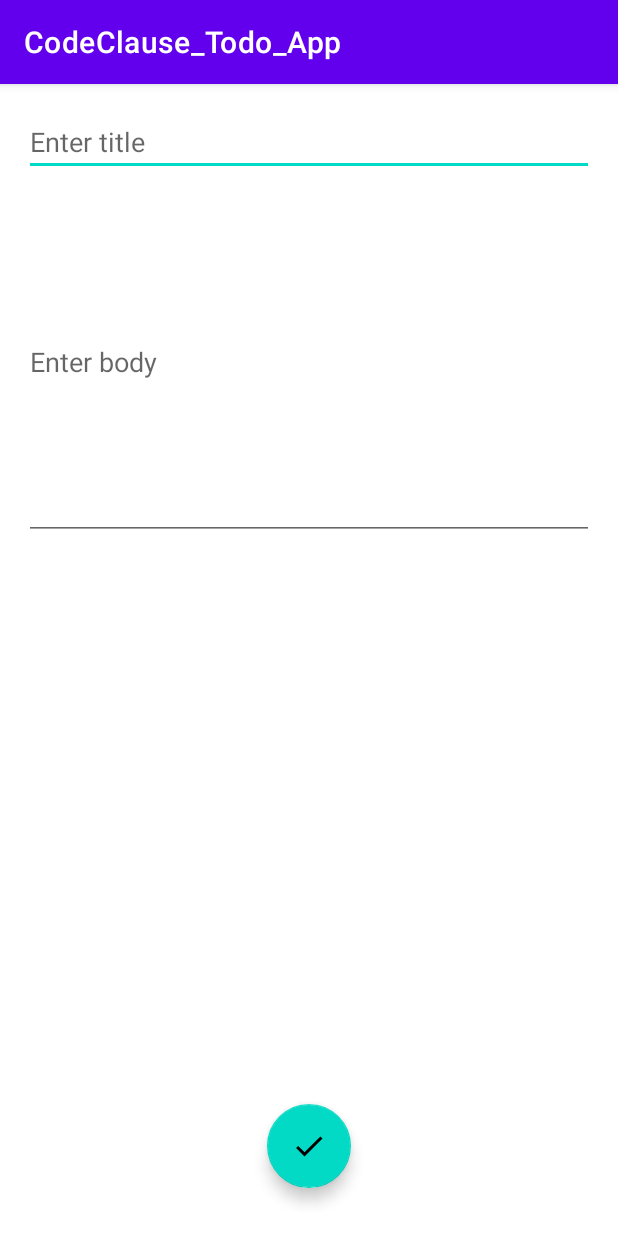
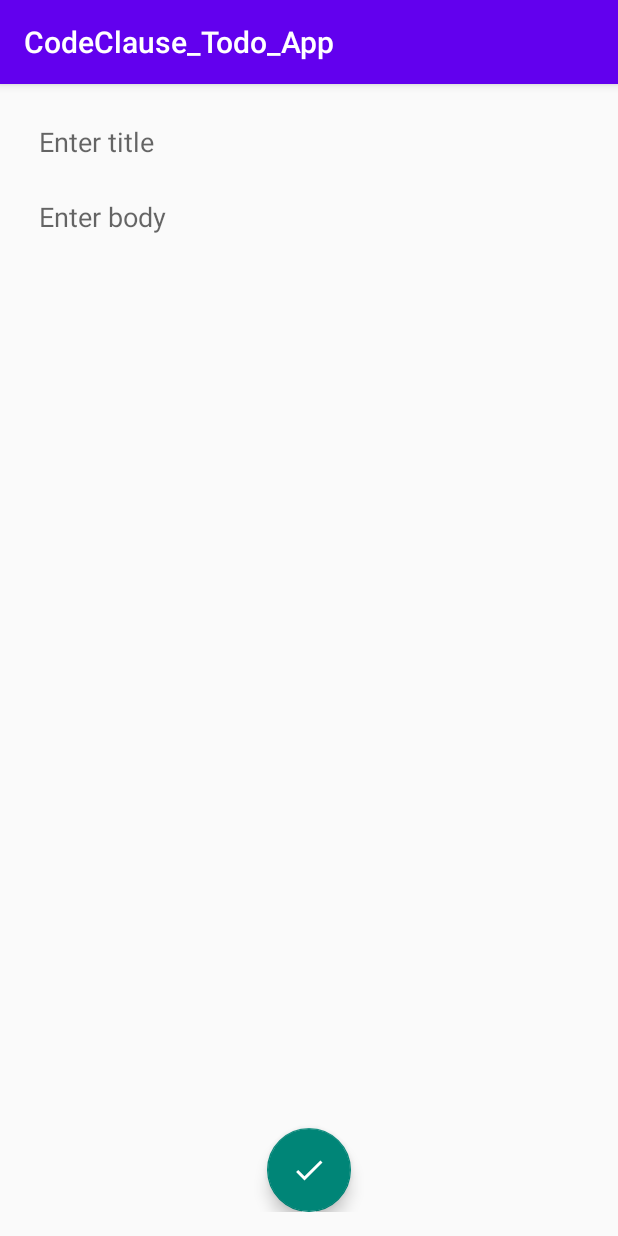
Before and after one commit to mouss3abbb/CodeClause_Todo_App, an Android app: the screen it shows after launch (NewTodoActivity), after a tap on an icon or button, on a phone screen of 412 x 824 dp. Run offline under Robolectric (Android 15) with nearby library versions, the phone set to English and light mode, and no system bars; our stand-ins replace Dagger/Hilt's generated code, Room's generated code, data binding.

Commit message:
Completed new todo activity

```diff
--- a/app/src/main/java/com/example/codeclause_todo_app/AppModule.kt
+++ b/app/src/main/java/com/example/codeclause_todo_app/AppModule.kt
@@ -1,6 +1,9 @@
 package com.example.codeclause_todo_app
 
+import android.app.Application
+import androidx.room.Room
 import dagger.Module
+import dagger.Provides
 import dagger.hilt.InstallIn
 import dagger.hilt.components.SingletonComponent
 import javax.inject.Singleton
@@ -9,4 +12,9 @@ import javax.inject.Singleton
 @InstallIn(SingletonComponent::class)
 object AppModule {
 
+
+    @Singleton
+    @Provides
+    fun provideDao(app:Application): TodoDao = Room.databaseBuilder(app.applicationContext,TodoDatabase::class.java,"todo_db").build().getDao()
+
 }
--- a/app/src/main/java/com/example/codeclause_todo_app/MainActivity.kt
+++ b/app/src/main/java/com/example/codeclause_todo_app/MainActivity.kt
@@ -3,18 +3,46 @@ package com.example.codeclause_todo_app
 import androidx.appcompat.app.AppCompatActivity
 import android.os.Bundle
 import androidx.activity.viewModels
+import androidx.core.view.get
+import androidx.recyclerview.widget.ItemTouchHelper
+import androidx.recyclerview.widget.RecyclerView
 import com.example.codeclause_todo_app.databinding.ActivityMainBinding
 import dagger.hilt.android.AndroidEntryPoint
+import kotlinx.coroutines.runBlocking
+import javax.inject.Inject
 
 @AndroidEntryPoint
 class MainActivity : AppCompatActivity() {
     private lateinit var binding: ActivityMainBinding
     private val viewModel: MainViewModel by viewModels()
+    @Inject
+    lateinit var db: TodoDao
     override fun onCreate(savedInstanceState: Bundle?) {
         super.onCreate(savedInstanceState)
         binding = ActivityMainBinding.inflate(layoutInflater)
         setContentView(binding.root)
         binding.viewModel = viewModel
+        viewModel.todoListLiveData.observe(this){
+            binding.todoRv.adapter = TodoAdapter(it)
+        }
+        ItemTouchHelper(object : ItemTouchHelper.SimpleCallback(0,ItemTouchHelper.LEFT){
+            override fun onMove(
+                recyclerView: RecyclerView,
+                viewHolder: RecyclerView.ViewHolder,
+                target: RecyclerView.ViewHolder
+            ): Boolean = false
+
+            override fun onSwiped(viewHolder: RecyclerView.ViewHolder, direction: Int) {
+                val todo = viewModel.todoListLiveData.value?.get(viewHolder.adapterPosition)
+                viewModel.todoListLiveData.value?.removeAt(viewHolder.adapterPosition)
+                binding.todoRv.adapter?.notifyItemRemoved(viewHolder.adapterPosition)
+                runBlocking {
+                    if (todo != null) {
+                        db.deleteTodo(todo.title, todo.body)
+                    }
+                }
+            }
+        }).attachToRecyclerView(binding.todoRv)
 
     }
 }
--- a/app/src/main/java/com/example/codeclause_todo_app/MainViewModel.kt
+++ b/app/src/main/java/com/example/codeclause_todo_app/MainViewModel.kt
@@ -2,13 +2,24 @@ package com.example.codeclause_todo_app
 
 import android.app.Application
 import android.content.Intent
+import androidx.lifecycle.LiveData
 import androidx.lifecycle.MutableLiveData
 import androidx.lifecycle.ViewModel
 import dagger.hilt.android.lifecycle.HiltViewModel
+import kotlinx.coroutines.runBlocking
 import javax.inject.Inject
 
 @HiltViewModel
-class MainViewModel @Inject constructor(val app: Application): ViewModel() {
+class MainViewModel @Inject constructor(val app: Application, val db: TodoDao): ViewModel() {
+
+    val todoListLiveData = MutableLiveData<MutableList<Todo>>()
+
+    init {
+        runBlocking {
+            todoListLiveData.value = db.showAllTodos()
+            todoListLiveData.value!!.reverse()
+        }
+    }
     fun addNewTodo(){
         app.startActivity(
             Intent(app,NewTodoActivity::class.java).addFlags(Intent.FLAG_ACTIVITY_NEW_TASK)
--- a/app/src/main/java/com/example/codeclause_todo_app/NewTodoActivity.kt
+++ b/app/src/main/java/com/example/codeclause_todo_app/NewTodoActivity.kt
@@ -1,14 +1,27 @@
 package com.example.codeclause_todo_app
 
+import android.graphics.PorterDuff
+import android.os.Build
 import androidx.appcompat.app.AppCompatActivity
 import android.os.Bundle
+import androidx.activity.viewModels
+import androidx.annotation.RequiresApi
+import androidx.core.view.marginTop
 import com.example.codeclause_todo_app.databinding.ActivityNewTodoBinding
+import dagger.hilt.android.AndroidEntryPoint
+import kotlinx.android.synthetic.main.activity_new_todo.*
 
+@AndroidEntryPoint
 class NewTodoActivity : AppCompatActivity() {
     private lateinit var binding: ActivityNewTodoBinding
+    private val viewModel: NewTodoViewModel by viewModels()
     override fun onCreate(savedInstanceState: Bundle?) {
         super.onCreate(savedInstanceState)
         binding = ActivityNewTodoBinding.inflate(layoutInflater)
         setContentView(binding.root)
+        binding.viewModel = viewModel
+        viewModel.titleEt = binding.titleEt
+        viewModel.bodyEt = binding.bodyEt
+
     }
 }
--- /dev/null
+++ b/app/src/main/java/com/example/codeclause_todo_app/NewTodoViewModel.kt
@@ -0,0 +1,51 @@
+package com.example.codeclause_todo_app
+
+import android.annotation.SuppressLint
+import android.app.Application
+import android.content.Intent
+import android.media.Image
+import android.os.Build
+import android.text.TextUtils
+import android.view.View
+import android.widget.Button
+import android.widget.EditText
+import android.widget.ImageView
+import android.widget.Toast
+import androidx.annotation.RequiresApi
+import androidx.cardview.widget.CardView
+import androidx.lifecycle.MutableLiveData
+import androidx.lifecycle.ViewModel
+import dagger.hilt.android.lifecycle.HiltViewModel
+import kotlinx.android.synthetic.main.activity_new_todo.view.*
+import kotlinx.coroutines.runBlocking
+import javax.inject.Inject
+
+@HiltViewModel
+class NewTodoViewModel @Inject constructor(val app: Application, private val db: TodoDao): ViewModel() {
+
+    @SuppressLint("StaticFieldLeak")
+    lateinit var titleEt: EditText
+    @SuppressLint("StaticFieldLeak")
+    lateinit var bodyEt: EditText
+
+
+    fun done(){
+        if(titleEt.text.toString().isEmpty()){
+            Toast.makeText(app,"Please provide title",Toast.LENGTH_SHORT).show()
+            return
+        }
+        Toast.makeText(app,"Added new todo",Toast.LENGTH_SHORT).show()
+        runBlocking {
+            db.addTodo(
+                Todo(
+                    titleEt.text.toString(),
+                    bodyEt.text.toString()
+                )
+            )
+        }
+
+        app.startActivity(
+            Intent(app.applicationContext,MainActivity::class.java).addFlags(Intent.FLAG_ACTIVITY_CLEAR_TOP)
+        )
+    }
+}
--- a/app/src/main/java/com/example/codeclause_todo_app/TodoAdapter.kt
+++ b/app/src/main/java/com/example/codeclause_todo_app/TodoAdapter.kt
@@ -24,4 +24,5 @@ class TodoAdapter(private val dataSet: List<Todo>): RecyclerView.Adapter<TodoAda
     }
 
     override fun getItemCount(): Int = dataSet.size
+
 }
--- /dev/null
+++ b/app/src/main/java/com/example/codeclause_todo_app/TodoDao.kt
@@ -0,0 +1,20 @@
+package com.example.codeclause_todo_app
+
+import androidx.room.Dao
+import androidx.room.Delete
+import androidx.room.Insert
+import androidx.room.OnConflictStrategy
+import androidx.room.Query
+
+@Dao
+interface TodoDao {
+
+    @Insert(onConflict = OnConflictStrategy.IGNORE)
+    suspend fun addTodo(todo: Todo)
+
+    @Query("DELETE FROM Todo WHERE  title = :title AND body = :body")
+    suspend fun deleteTodo(title: String,body: String)
+
+    @Query("SELECT * FROM Todo")
+    suspend fun showAllTodos(): MutableList<Todo>
+}
--- /dev/null
+++ b/app/src/main/java/com/example/codeclause_todo_app/TodoDatabase.kt
@@ -0,0 +1,9 @@
+package com.example.codeclause_todo_app
+
+import androidx.room.Database
+import androidx.room.RoomDatabase
+
+@Database(entities = [Todo::class], version = 1)
+abstract  class TodoDatabase: RoomDatabase() {
+    abstract fun getDao(): TodoDao
+}
--- a/app/src/main/res/layout/activity_main.xml
+++ b/app/src/main/res/layout/activity_main.xml
@@ -29,6 +29,7 @@
             app:layout_constraintEnd_toEndOf="parent"
             android:layout_margin="16dp"
             android:src="@drawable/ic_add_todo"
+            android:tint="@color/white"
             android:onClick="@{()->viewModel.addNewTodo()}"/>
     </androidx.constraintlayout.widget.ConstraintLayout>
 </layout>
--- a/app/src/main/res/layout/activity_new_todo.xml
+++ b/app/src/main/res/layout/activity_new_todo.xml
@@ -4,7 +4,9 @@
     xmlns:tools="http://schemas.android.com/tools">
 
     <data>
-
+        <variable
+            name="viewModel"
+            type="com.example.codeclause_todo_app.NewTodoViewModel" />
     </data>
 
     <androidx.constraintlayout.widget.ConstraintLayout
@@ -21,22 +23,24 @@
             app:layout_constraintStart_toStartOf="parent"
             app:layout_constraintEnd_toEndOf="parent"
             app:layout_constraintTop_toTopOf="parent"
-            style="@style/ThemeOverlay.Material3.TextInputEditText.OutlinedBox"
             android:hint="Enter title"
+            android:background="@color/transparent"
+            android:padding="10dp"
             />
 
         <EditText
             android:id="@+id/bodyEt"
             android:layout_width="match_parent"
             android:layout_height="wrap_content"
-            android:lines="10"
             app:layout_constraintStart_toStartOf="parent"
             app:layout_constraintEnd_toEndOf="parent"
             app:layout_constraintTop_toBottomOf="@id/titleEt"
-            style="@style/ThemeOverlay.Material3.TextInputEditText.OutlinedBox"
             android:hint="Enter body"
             android:layout_marginTop="5dp"
-            />
+            android:background="@color/transparent"
+            android:padding="10dp"/>
+
+
 
         <com.google.android.material.floatingactionbutton.FloatingActionButton
             android:id="@+id/doneButton"
@@ -45,8 +49,9 @@
             app:layout_constraintBottom_toBottomOf="parent"
             app:layout_constraintStart_toStartOf="parent"
             app:layout_constraintEnd_toEndOf="parent"
-            android:layout_margin="16dp"
-            android:src="@drawable/ic_done"/>
+            android:src="@drawable/ic_done"
+            android:tint="@color/white"
+            android:onClick="@{()->viewModel.done()}"/>
 
     </androidx.constraintlayout.widget.ConstraintLayout>
 </layout>
--- a/app/src/main/res/values/colors.xml
+++ b/app/src/main/res/values/colors.xml
@@ -7,4 +7,10 @@
     <color name="teal_700">#FF018786</color>
     <color name="black">#FF000000</color>
     <color name="white">#FFFFFFFF</color>
+    <color name="transparent">#00000000</color>
+    <color name="color1">#F56EB3</color>
+    <color name="color2">#4B56D2</color>
+    <color name="color3">#FED049</color>
+    <color name="color4">#82CD47</color>
+
 </resources>
--- a/app/src/main/res/values/themes.xml
+++ b/app/src/main/res/values/themes.xml
@@ -1,6 +1,6 @@
 <resources xmlns:tools="http://schemas.android.com/tools">
     <!-- Base application theme. -->
-    <style name="Theme.CodeClause_Todo_App" parent="Theme.MaterialComponents.DayNight.DarkActionBar">
+    <style name="Theme.CodeClause_Todo_App" parent="Theme.MaterialComponents.DayNight.DarkActionBar.Bridge">
         <!-- Primary brand color. -->
         <item name="colorPrimary">@color/purple_500</item>
         <item name="colorPrimaryVariant">@color/purple_700</item>
--- a/settings.gradle
+++ b/settings.gradle
@@ -10,6 +10,7 @@ dependencyResolutionManagement {
     repositories {
         google()
         mavenCentral()
+
     }
 }
 rootProject.name = "CodeClause_Todo_App"
```
Also changed, not shown: app/build.gradle (+8 -2 lines), app/src/main/java/com/example/codeclause_todo_app/Todo.kt (+9 -4 lines), app/src/main/res/layout/todo_layout.xml (+6 -3 lines), build.gradle (+4 -4 lines).
